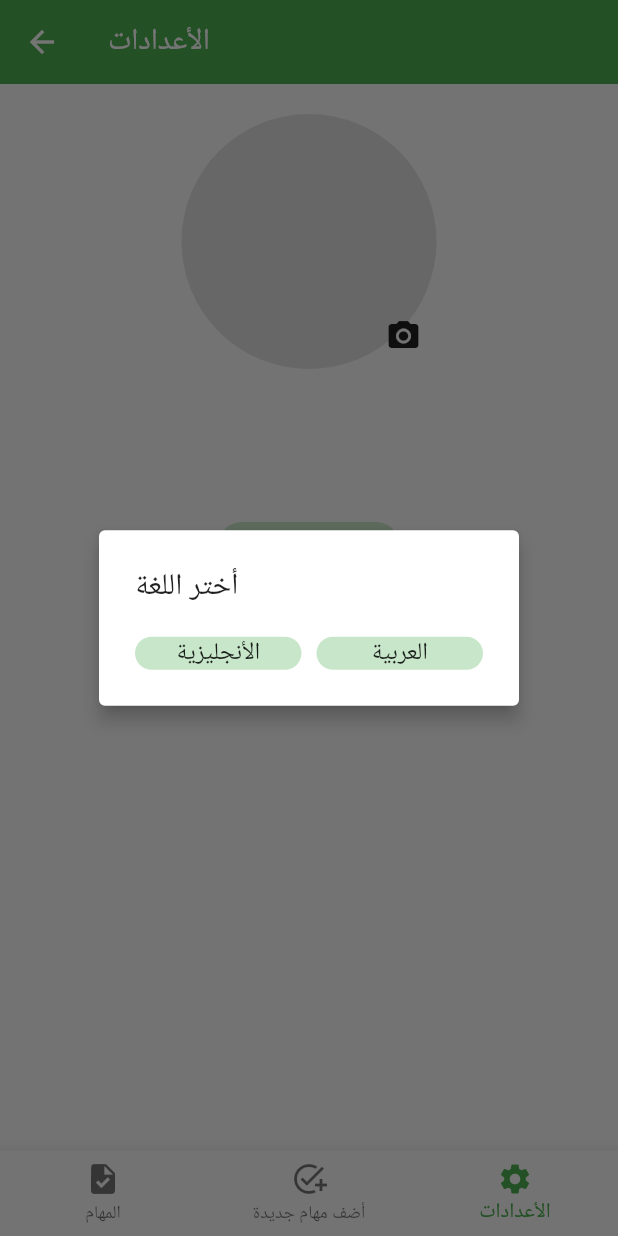
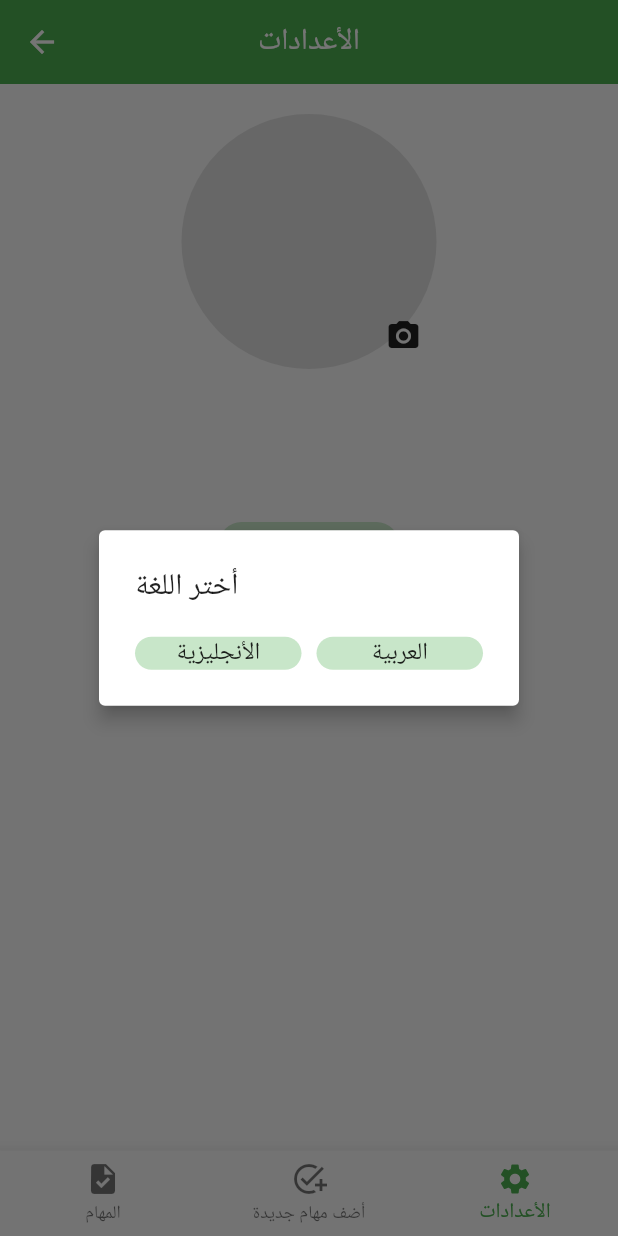
Before and after one commit to MomennIbrahim/ToDo-App, a Flutter app: the LayoutScreen screen opened directly, item 3 of the bottom bar chosen, after a tap on "تـغير اللغة", on a phone screen of 412 x 824 dp. Run offline on Flutter 3.47's test engine with Material 2 defaults, Android fonts, the phone set to English and light mode, and no system bars; our stand-ins replace bloc, buildcondition, cloud_firestore, firebase_auth, firebase_core, firebase_storage and 4 more; accounts and stored records are empty; network calls fail.

Commit message:
updated text of floating action button

```diff
--- a/lib/layout/layout_screen.dart
+++ b/lib/layout/layout_screen.dart
@@ -15,6 +15,7 @@ class LayoutScreen extends StatelessWidget {
         return Scaffold(
           body: Scaffold(
             appBar: AppBar(
+              centerTitle: true,
               title: Text(
                 cubit.isLang==false?
                 cubit.enTitles[cubit.currentIndex]:cubit.arTitles[cubit.currentIndex],
--- a/lib/modules/add_task.dart
+++ b/lib/modules/add_task.dart
@@ -103,7 +103,7 @@ class DoneScreen extends StatelessWidget {
                       contentController.text = '';
                       ToDoCubit.get(context).currentIndex = 0;
                     },
-                    child: const Icon(Icons.add),
+                    child: Text(ToDoCubit.get(context).isLang==false?'Done':'تم'),
                   ),
                 ],
               ),
--- a/lib/modules/task.dart
+++ b/lib/modules/task.dart
@@ -29,8 +29,8 @@ class TaskScreen extends StatelessWidget {
                       height: 10.0,
                     ),
                 itemCount: ToDoCubit.get(context).list.length),
-            fallback: (context) => const Center(
-              child: Text('No tasks yet'),
+            fallback: (context) => Center(
+              child: Text(ToDoCubit.get(context).isLang==false?'No tasks yet':'لا توجد مهام حتى الآن'),
             ),
           ),
         );
```
